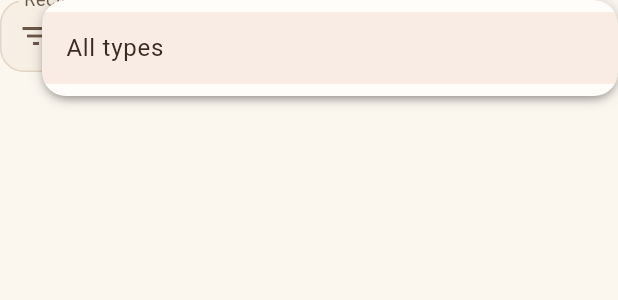
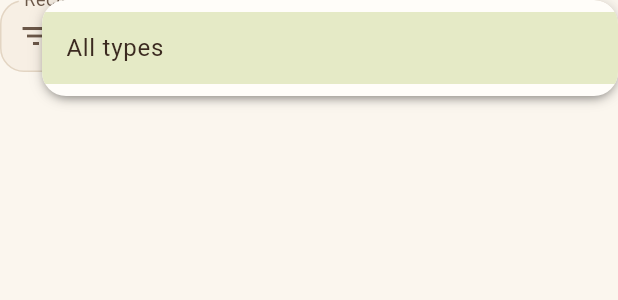
Before and after one commit to wilymanhoward/recipe_app, a Flutter app: the TypeFilterDropdown widget shown alone on an empty page, opened directly with empty values, after a tap on the "keyboard arrow down" icon, on a phone screen of 412 x 824 dp. Shown: the top 300 px of the screen. Run offline on Flutter 3.47's test engine with Material 3 defaults, Android fonts, the phone set to English and light mode, and no system bars; our stand-ins replace flutter_secure_storage, get_it, image_picker, material_ui, sqflite; accounts and stored records are empty.

Commit message:
Restyle the recipe type menus
Both type menus (list filter and form) stay DropdownButtons, with a new
row style: thin dividers between rows, a round check mark on the
selected type, and a soft olive background on the selected row.

```diff
--- a/lib/core/theme.dart
+++ b/lib/core/theme.dart
@@ -89,9 +89,9 @@ class AppTheme {
 
     return base.copyWith(
       textTheme: textTheme,
-      // Warm tint instead of grey for focused items, e.g. the selected
-      // entry when a dropdown menu opens.
-      focusColor: colors.primary.withValues(alpha: 0.10),
+      // Soft olive instead of grey for focused items, e.g. the selected
+      // row when a dropdown menu opens.
+      focusColor: colors.secondaryContainer,
       appBarTheme: AppBarTheme(
         backgroundColor: colors.surface,
         foregroundColor: colors.onSurface,
--- a/lib/views/recipes/recipe_form_page.dart
+++ b/lib/views/recipes/recipe_form_page.dart
@@ -167,6 +167,7 @@ class _RecipeFormPageState extends State<RecipeFormPage> {
                         child: TypeMenuItemLabel(
                           type.name,
                           selected: type.id == viewModel.typeId,
+                          showDivider: type != types.last,
                         ),
                       ),
                   ],
--- a/lib/views/recipes/type_filter_dropdown.dart
+++ b/lib/views/recipes/type_filter_dropdown.dart
@@ -12,33 +12,57 @@ class TypeMenuStyle {
   static const Widget icon = Icon(Icons.keyboard_arrow_down_rounded);
 }
 
-/// One row in the open menu: the selected type is bold, in the accent
-/// colour, with a check mark.
+/// One row in the open menu, with a thin divider underneath. The selected
+/// row gets a round check mark; its tinted background comes from the
+/// theme's focusColor, because the menu focuses the selected item on open.
 class TypeMenuItemLabel extends StatelessWidget {
-  const TypeMenuItemLabel(this.label, {super.key, required this.selected});
+  const TypeMenuItemLabel(
+    this.label, {
+    super.key,
+    required this.selected,
+    this.showDivider = true,
+  });
 
   final String label;
   final bool selected;
+
+  /// False for the last row, so the menu doesn't end with a line.
+  final bool showDivider;
 
   @override
   Widget build(BuildContext context) {
     final theme = Theme.of(context);
     final colors = theme.colorScheme;
-    return Row(
+    return Container(
+      // Fills the whole row height so the divider sits at the row's edge.
+      height: kMinInteractiveDimension,
+      decoration: BoxDecoration(
+        border: showDivider
+            ? Border(bottom: BorderSide(color: colors.outlineVariant))
+            : null,
+      ),
+      child: Row(
         children: [
           Expanded(
             child: Text(
               label,
               overflow: TextOverflow.ellipsis,
               style: theme.textTheme.bodyLarge?.copyWith(
-              color: selected ? colors.primary : colors.onSurface,
-              fontWeight: selected ? FontWeight.w600 : FontWeight.w400,
+                color: selected
+                    ? colors.onSecondaryContainer
+                    : colors.onSurface,
+                fontWeight: selected ? FontWeight.w500 : FontWeight.w400,
               ),
             ),
           ),
           if (selected)
-          Icon(Icons.check_rounded, size: 20, color: colors.primary),
+            Icon(
+              Icons.check_circle_outline_rounded,
+              size: 22,
+              color: colors.secondary,
+            ),
         ],
+      ),
     );
   }
 }
@@ -92,10 +116,14 @@ class TypeFilterDropdown extends StatelessWidget {
               ),
           ],
           items: [
-            for (final (id, label) in options)
+            for (final (index, (id, label)) in options.indexed)
               DropdownMenuItem<int?>(
                 value: id,
-                child: TypeMenuItemLabel(label, selected: id == selectedTypeId),
+                child: TypeMenuItemLabel(
+                  label,
+                  selected: id == selectedTypeId,
+                  showDivider: index < options.length - 1,
+                ),
               ),
           ],
         ),
```
Lines whose indentation alone changed are shown as unchanged.
